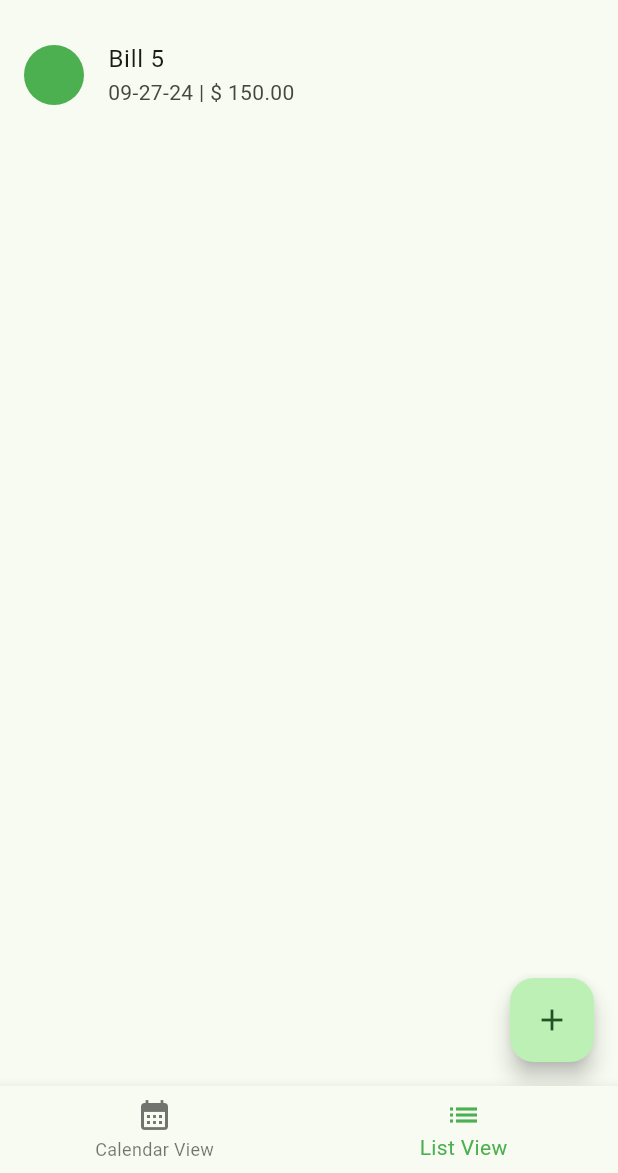
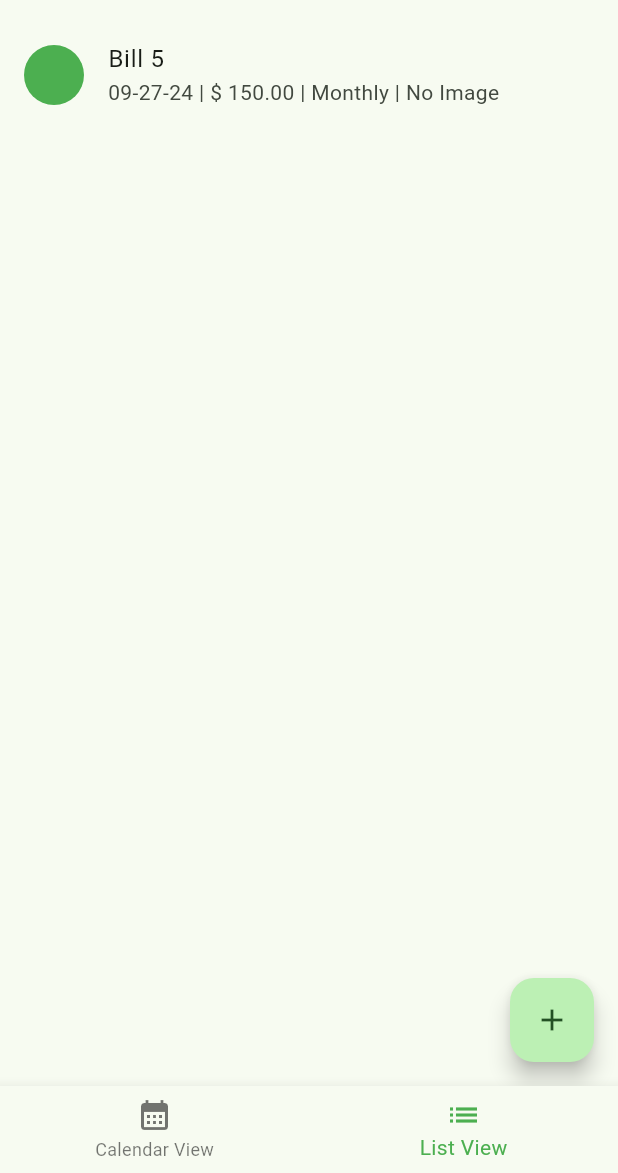
Before and after one commit to 404thecomputer/budget-buddy, a Flutter app: the screen it shows after launch, item 2 of the bottom bar chosen, on a phone screen of 412 x 824 dp, the part 63-1236 px from its top. Run offline on Flutter 3.47's test engine with Material 3 defaults, Android fonts, the phone set to English and light mode, and no system bars; our stand-ins replace camera, money_formatter, table_calendar.

Commit message:
Updated init item to reflect changes, added new variables to item subtext

```diff
--- a/budget_buddy/lib/main.dart
+++ b/budget_buddy/lib/main.dart
@@ -130,7 +130,7 @@ class MainNavigatorState extends State<MainNavigator> {
 
   @override
   void initState() {
-    items = [Item(name: "Bill 5", date: DateTime.now(), payment: 150.0)];
+    items = [Item(name: "Bill 5", date: DateTime.now(), payment: 150.0, frequency: "Monthly")];
     super.initState();
   }
 
--- a/budget_buddy/lib/widgets/budget_item.dart
+++ b/budget_buddy/lib/widgets/budget_item.dart
@@ -18,15 +18,22 @@ class BudgetItem extends StatelessWidget {
   @override
   Widget build(BuildContext context) {
     MoneyFormatter fmf = MoneyFormatter(amount: item.payment);
-
+    String pictureBool = "";
+    if (item.image == null) {
+      pictureBool = "No Image";
+    }
+    if (item.image != null) {
+      pictureBool = "Image Attached";
+    }
     String fo = fmf.output.symbolOnLeft;
+    String freq = item.frequency!;
     return ListTile(
         title: Text(item.name),
         leading: const CircleAvatar(
           // This might be the picture of the item
           backgroundColor: Colors.green,
         ),
-        subtitle: Text("${DateFormat('MM-dd-yy').format(item.date!)} | $fo"),
+        subtitle: Text("${DateFormat('MM-dd-yy').format(item.date!)} | $fo | $freq | $pictureBool"),
         onTap: () {
           //open a dialog box
           showDialog(
```
